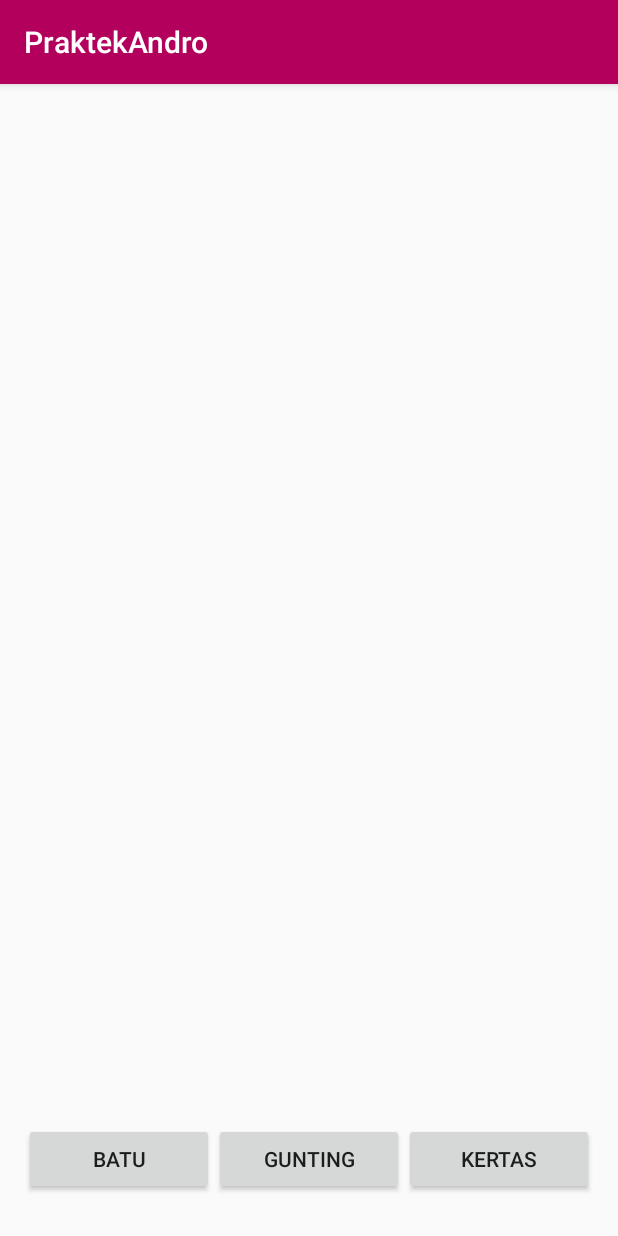
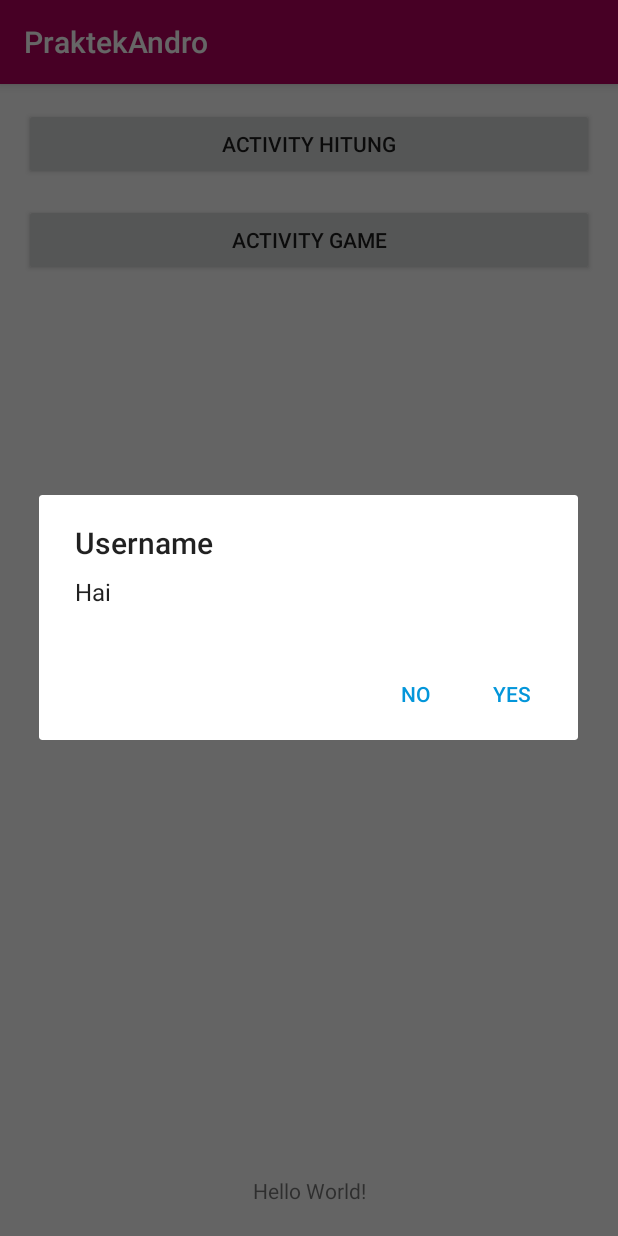
Before and after one commit to septianaanj/PraktekAnd, an Android app: the screen it shows after launch (GameActivity before the commit, MainActivity after it), after a tap on "ACTIVITY GAME", on a phone screen of 412 x 824 dp. Run offline under Robolectric (Android 15) with nearby library versions, the phone set to English and light mode, and no system bars.

Commit message:
Intent extra username SEPTIANA pakai alert

```diff
--- a/app/src/main/java/com/praktekandro/MainActivity.kt
+++ b/app/src/main/java/com/praktekandro/MainActivity.kt
@@ -32,10 +32,21 @@ class MainActivity : AppCompatActivity() {
         }
 
         button2.setOnClickListener{
-            var username = "SEPTIANA"
-            val intent  = Intent(this@MainActivity, GameActivity::class.java)
-            intent.putExtra("username",username)
-            startActivity(intent)
+            var alert: AlertDialog.Builder = AlertDialog.Builder(this)
+            alert.setTitle("Username")
+            alert.setMessage("Hai")
+
+            alert.setPositiveButton("Yes"){dialog, which ->
+                var username = "SEPTIANA"
+                val intent  = Intent(this@MainActivity, GameActivity::class.java)
+                intent.putExtra("username",username)
+                startActivity(intent)
+            }
+
+            alert.setNegativeButton("No"){dialog, which ->
+
+            }
+            alert.show()
         }
 
     }
```
